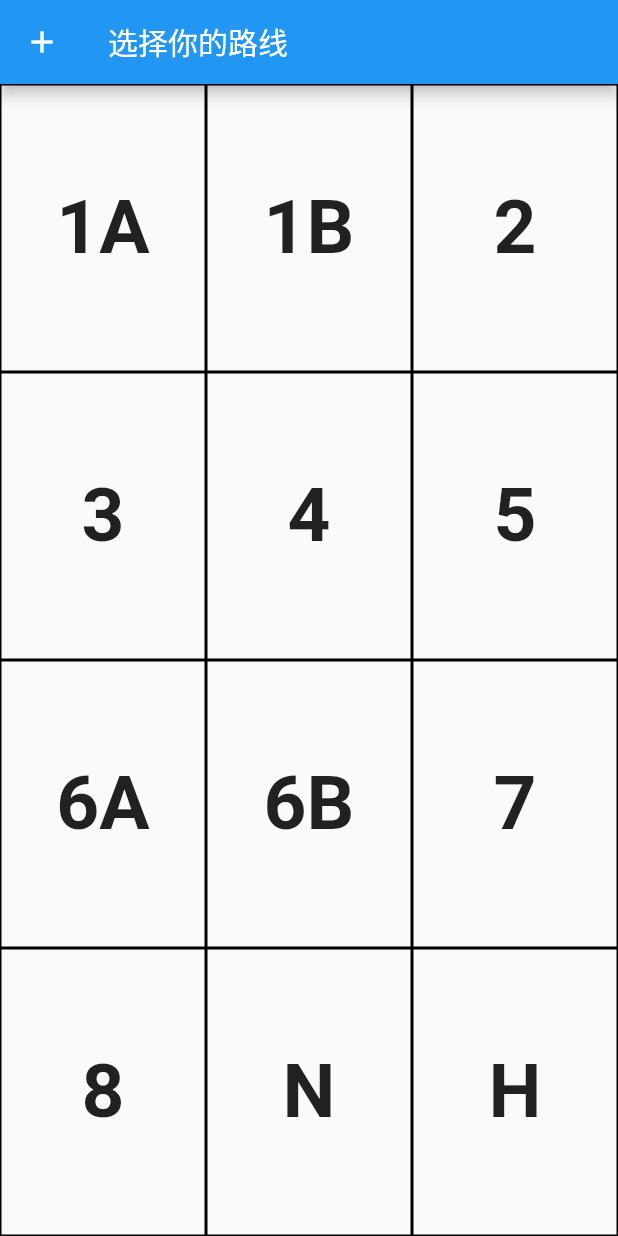
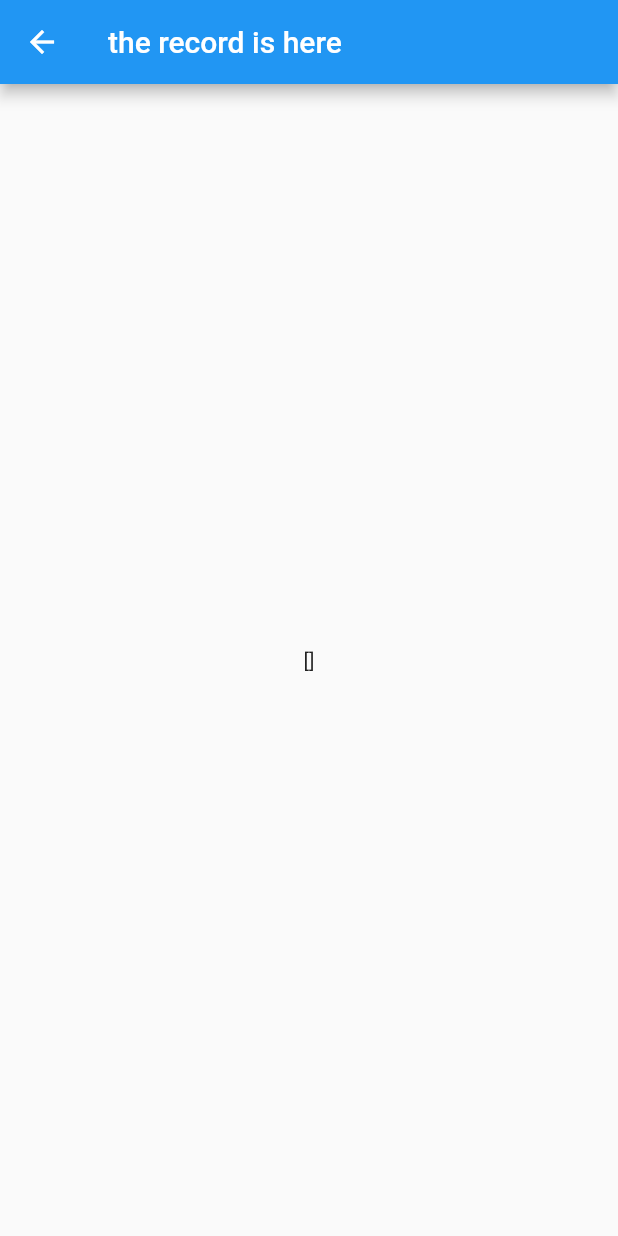
Before and after one commit to Myheartdies/tracubus-busside, a Flutter app: the screen it shows after launch, after a tap on the "add" icon, on a phone screen of 412 x 824 dp. Run offline on Flutter 3.47's test engine with Material 2 defaults, Android fonts, the phone set to English and light mode, and no system bars; our stand-ins replace device_info_plus, location; network calls fail.

Commit message:
Ditch using file and change to using a separated page to view stored record

```diff
--- a/lib/home_page.dart
+++ b/lib/home_page.dart
@@ -1,6 +1,7 @@
 import 'dart:io';
 
 import 'package:bus_side/record_model.dart';
+import 'package:bus_side/view_record.dart';
 import 'package:flutter/material.dart';
 import 'package:html/parser.dart';
 import 'text_block_clickable.dart';
@@ -23,17 +24,9 @@ class _MyHomePageState extends State<MyHomePage> {
     return SafeArea(
       child: Scaffold(
         appBar: AppBar(
-          // Here we take the value from the MyHomePage object that was created by
-          // the App.build method, and use it to set our appbar title.
           title: const Text("选择你的路线"),
-          leading: GestureDetector(
-            onTap: () {
-              Provider.of<RecordModel>(context, listen: false).view();
-            },
-            child: Icon(
-              Icons.add,
-            ),
-          ),
+          //The button here is for debug purpose
+          leading: recordButton(), //TODO: Remove it when release
         ),
         body: Center(
           child: Column(
@@ -76,4 +69,20 @@ class _MyHomePageState extends State<MyHomePage> {
             Expanded(child: ClickableTextBlock(lineNum: a, id: id)),
         ]);
   }
+
+  //TODO: Remove it
+  Widget recordButton() {
+    return GestureDetector(
+      onTap: () {
+        Navigator.push(
+          context,
+          MaterialPageRoute(builder: (context) => ViewRecord()),
+        );
+        Provider.of<RecordModel>(context, listen: false).view();
+      },
+      child: Icon(
+        Icons.add,
+      ),
+    );
+  }
 }
--- a/lib/record_model.dart
+++ b/lib/record_model.dart
@@ -10,11 +10,8 @@ class RecordModel extends ChangeNotifier {
 
   List view() {
     print(_records);
-    notifyListeners();
+   // notifyListeners();
     return _records;
   }
-  void writeToFile() async{
-    final filename = 'record.txt';
-    var file = await File(filename).writeAsString(_records.toString());
-  }
+
 }
--- /dev/null
+++ b/lib/view_record.dart
@@ -0,0 +1,20 @@
+import 'package:bus_side/record_model.dart';
+import 'package:flutter/material.dart';
+import 'package:provider/provider.dart';
+
+class ViewRecord extends StatefulWidget {
+  const ViewRecord({ Key? key }) : super(key: key);
+
+  @override
+  _ViewRecordState createState() => _ViewRecordState();
+}
+
+class _ViewRecordState extends State<ViewRecord> {
+  @override
+  Widget build(BuildContext context) {
+    return Scaffold(
+      appBar: AppBar(title: Text("the record is here"),),
+      body: Center(child: Text(Provider.of<RecordModel>(context, listen: false).view().toString()),),
+    );
+  }
+}
```
Also changed, not shown: 1 other file.
